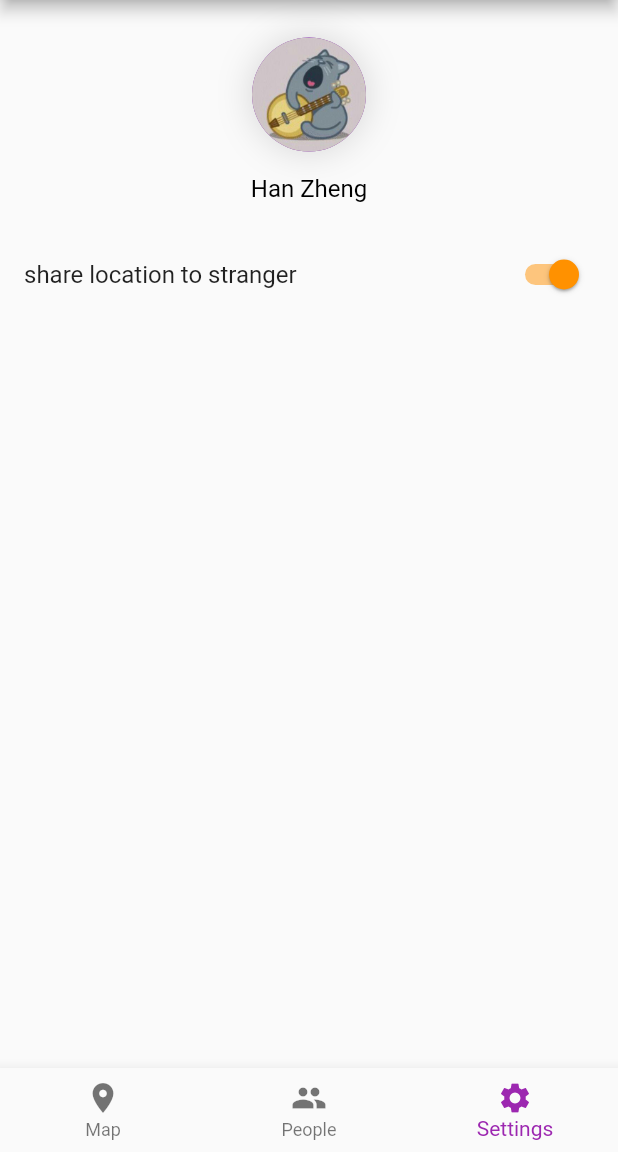
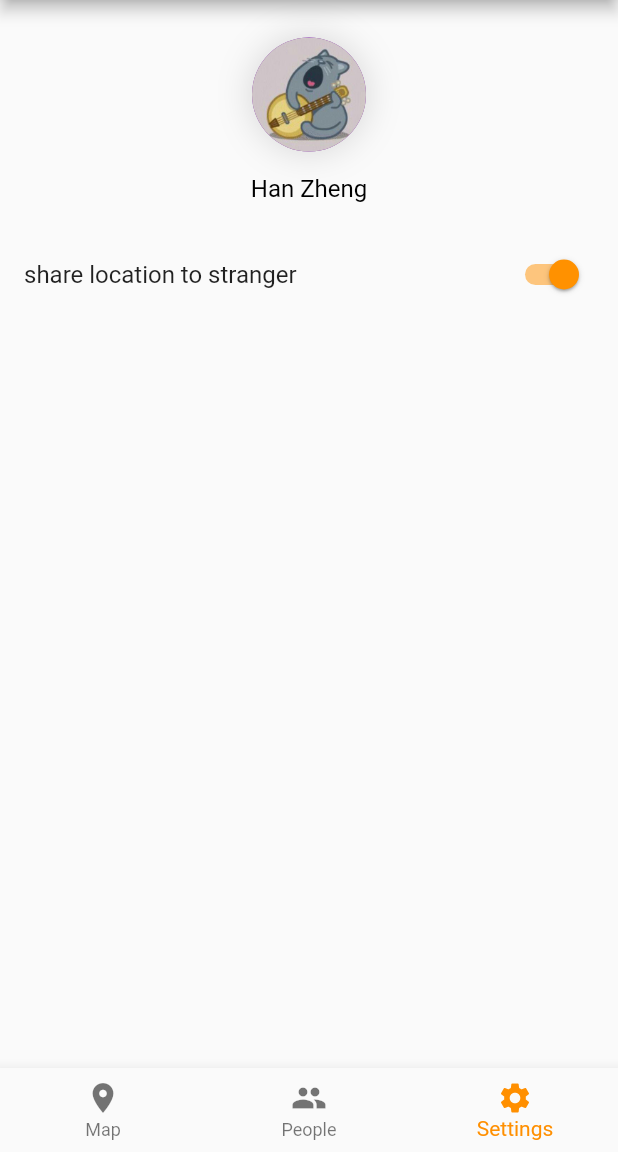
Before and after one commit to BeezyApp/Beezy, a Flutter app: the screen it shows after launch, item 3 of the bottom bar chosen, on a phone screen of 412 x 824 dp, the part 84-1236 px from its top. Run offline on Flutter 3.47's test engine with Material 2 defaults, Android fonts, the phone set to English and light mode, and no system bars; our stand-ins replace google_maps_flutter, location, sliding_up_panel, tuple; missing offline and left inert: bitmap.

Commit message:
Fixed nav icon color

```diff
--- a/lib/main.dart
+++ b/lib/main.dart
@@ -51,6 +51,7 @@ class MainScreenState extends State<MainScreen> with TickerProviderStateMixin {
         elevation: getAppBarElevation(context));
 
     var navBar = BottomNavigationBar(
+      selectedItemColor: Colors.amber[800],
       onTap: onTabTapped, // new
       currentIndex: _currentIndex, // new
       items: [
```
